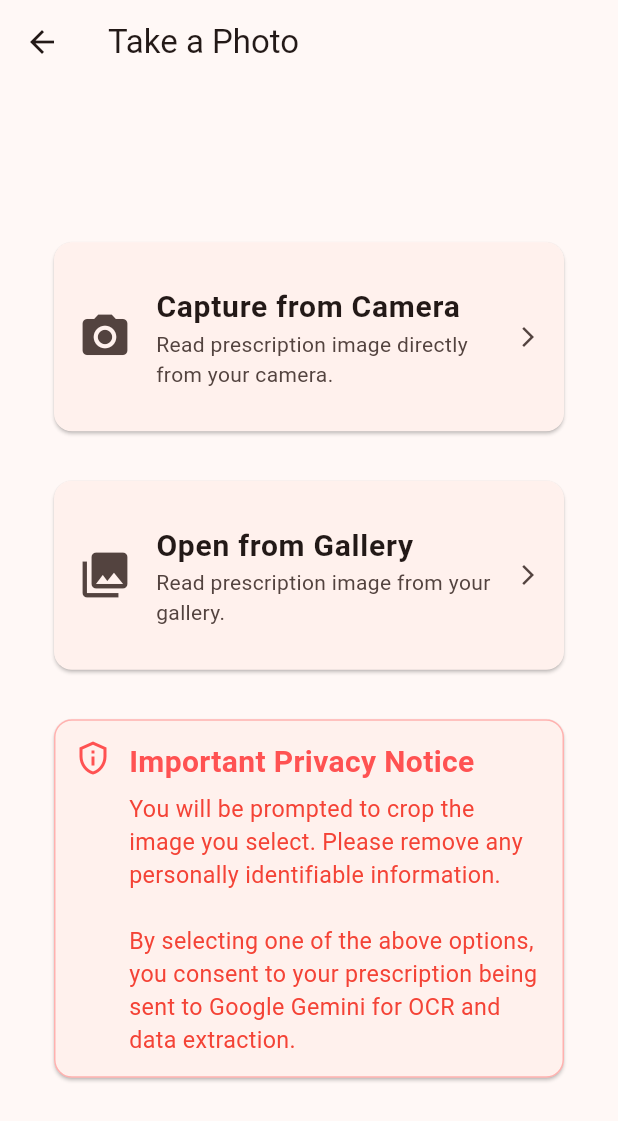
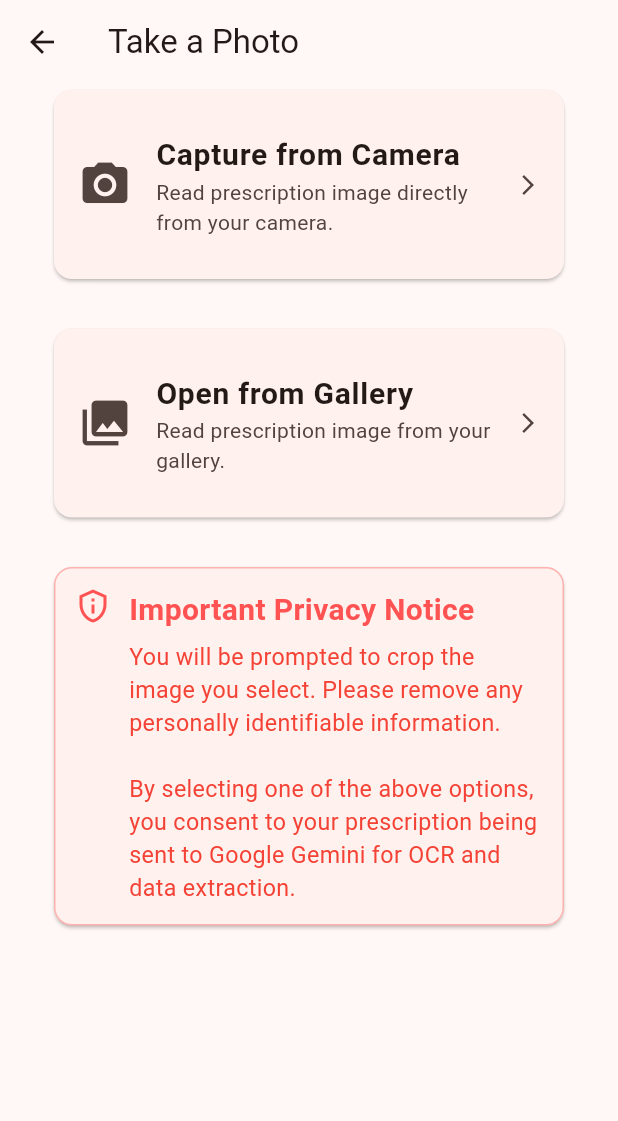
Before and after one commit to simonknowsstuff/medisukham, a Flutter app: the CameraScreen screen opened directly, on a phone screen of 412 x 824 dp. Shown: the top 1121 px of the screen. Run offline on Flutter 3.47's test engine with Material 3 defaults, Android fonts, the phone set to English and light mode, and no system bars; our stand-ins replace cloud_functions, firebase_auth, firebase_core, image_cropper, image_picker, permission_handler and 2 more; missing offline and left inert: alarm, firebase_app_check; accounts and stored records are empty; generated files the repository leaves out were written again.

Commit message:
camera screen scrollview, trimmed dependencies

```diff
--- a/lib/screens/camera_screen.dart
+++ b/lib/screens/camera_screen.dart
@@ -53,7 +53,7 @@ class _CameraScreenState extends State<CameraScreen> {
   Widget build(BuildContext context) {
     return Scaffold(
       appBar: AppBar(title: const Text('Take a Photo')),
-      body: Center(
+      body: SingleChildScrollView(
         child: Padding(
           padding: const EdgeInsets.symmetric(horizontal: 32.0),
           child: Column(
--- a/pubspec.yaml
+++ b/pubspec.yaml
@@ -36,7 +36,6 @@ dependencies:
   cupertino_icons: ^1.0.8
   image_picker: ^1.2.0
   permission_handler: ^12.0.1
-  google_mlkit_text_recognition: ^0.15.0
   flutter_gemma: ^0.11.8
   image_cropper: ^11.0.0
   intl: ^0.20.2
@@ -45,7 +44,6 @@ dependencies:
   http: ^1.6.0
   firebase_auth: ^6.1.2
   cloud_functions: ^6.0.4
-  flutter_local_notifications: ^19.5.0
   timezone: ^0.10.1
   uuid: ^4.5.2
   url_launcher: ^6.3.2
@@ -61,7 +59,7 @@ dev_dependencies:
   # activated in the `analysis_options.yaml` file located at the root of your
   # package. See that file for information about deactivating specific lint
   # rules and activating additional ones.
-  flutter_lints: ^5.0.0
+  flutter_lints: ^6.0.0
   change_app_package_name: ^1.5.0
 
 # For information on the generic Dart part of this file, see the
```
Also changed, not shown: lib/screens/settings_screen.dart (+6 -6 lines), pubspec.lock.
